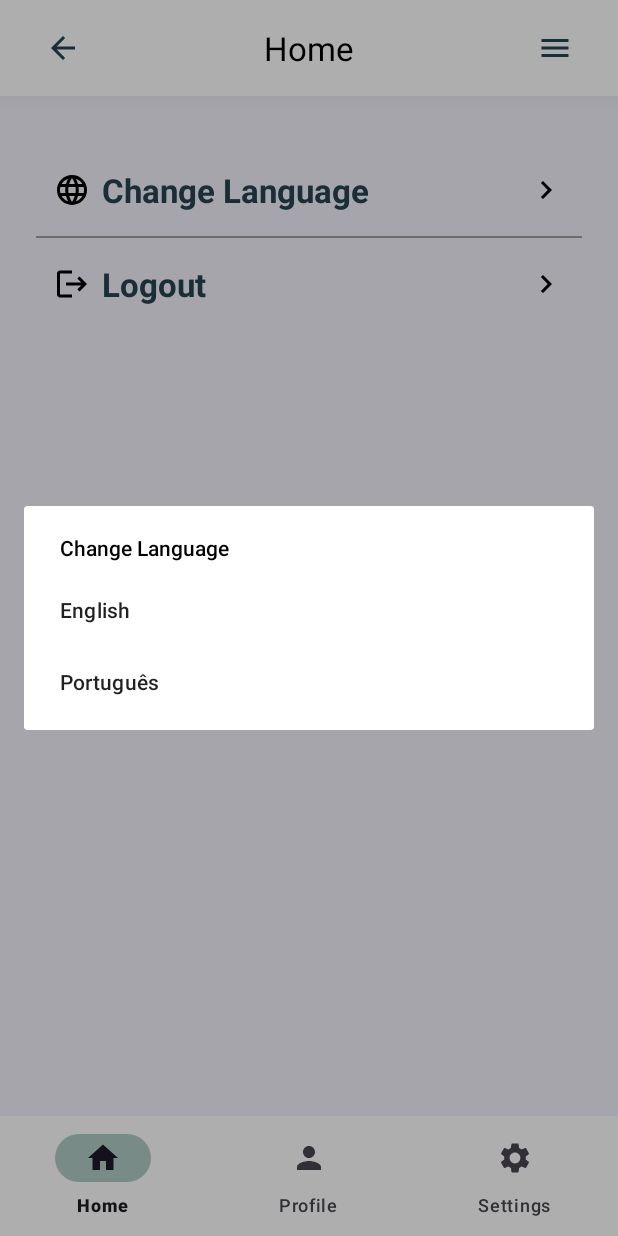
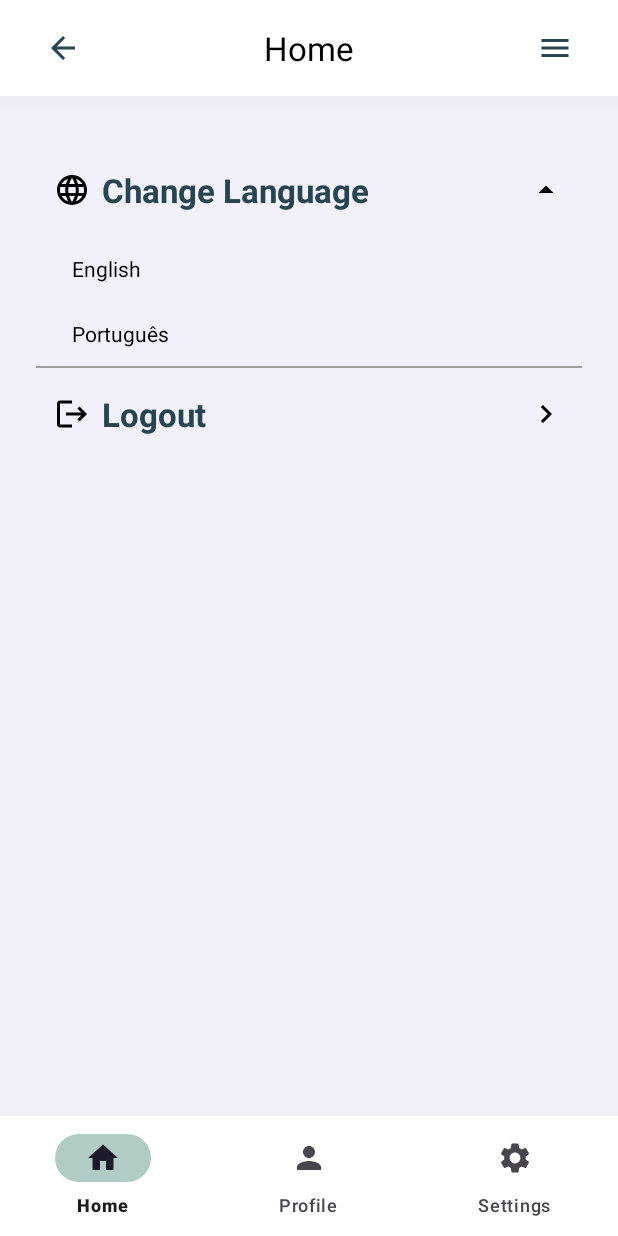
Before and after one commit to paulovareiro29/gym-buddy-android, an Android app: the fragment SettingsFragment placed in its activity, after a tap on "Change Language", on a phone screen of 412 x 824 dp. Run offline under Robolectric (Android 15) with nearby library versions, the phone set to English and light mode, and no system bars; 3 statements that could not run were skipped.

Commit message:
feat: changed change language layout

```diff
--- a/app/src/main/java/ipvc/gymbuddy/app/fragments/SettingsFragment.kt
+++ b/app/src/main/java/ipvc/gymbuddy/app/fragments/SettingsFragment.kt
@@ -5,7 +5,6 @@ import android.view.View
 import ipvc.gymbuddy.app.R
 import android.content.res.Configuration
 import java.util.Locale
-import androidx.appcompat.app.AlertDialog
 import ipvc.gymbuddy.app.core.BaseFragment
 import ipvc.gymbuddy.app.databinding.FragmentSettingsBinding
 
@@ -14,22 +13,33 @@ class SettingsFragment : BaseFragment<FragmentSettingsBinding>(FragmentSettingsB
         super.onViewCreated(view, savedInstanceState)
 
         binding.changeLanguage.setOnClickListener {
-            showLanguageDialog()
+            toggleLanguageOptions()
+        }
+
+        binding.englishOption.setOnClickListener { selectLanguage(it) }
+        binding.portugueseOption.setOnClickListener { selectLanguage(it) }
+    }
+
+    private fun toggleLanguageOptions() {
+        if (binding.languageOptions.visibility == View.GONE) {
+            binding.languageOptions.visibility = View.VISIBLE
+            binding.changeLanguage.setCompoundDrawablesWithIntrinsicBounds(R.drawable.globe, 0, R.drawable.baseline_arrow_drop_up_24, 0)
+        } else {
+            binding.languageOptions.visibility = View.GONE
+            binding.changeLanguage.setCompoundDrawablesWithIntrinsicBounds(R.drawable.globe, 0, R.drawable.baseline_arrow_drop_down_24, 0)
         }
     }
 
-    private fun showLanguageDialog() {
-        val languages = arrayOf("English", "Português")
-        val languageCodes = arrayOf("en", "pt")
-
-        AlertDialog.Builder(requireContext())
-            .setTitle(getString(R.string.change_language))
-            .setItems(languages) { dialog, which ->
-                changeLanguage(languageCodes[which])
-                updateViews()
-                dialog.dismiss()
-            }
-            .show()
+    fun selectLanguage(view: View) {
+        val languageCode = when (view.id) {
+            R.id.english_option -> "en"
+            R.id.portuguese_option -> "pt"
+            else -> return
+        }
+        changeLanguage(languageCode)
+        binding.languageOptions.visibility = View.GONE
+        binding.changeLanguage.setCompoundDrawablesWithIntrinsicBounds(R.drawable.globe, 0, R.drawable.baseline_arrow_drop_down_24, 0)
+        updateViews()
     }
 
     private fun changeLanguage(languageCode: String) {
@@ -38,10 +48,15 @@ class SettingsFragment : BaseFragment<FragmentSettingsBinding>(FragmentSettingsB
         val config = Configuration()
         config.setLocale(locale)
         requireContext().resources.updateConfiguration(config, requireContext().resources.displayMetrics)
+        //requireActivity().recreate()
     }
 
     private fun updateViews() {
         binding.changeLanguage.text = getString(R.string.change_language)
         binding.logout.text = getString(R.string.logout)
     }
+
+    private fun endOfSession(){
+    }
+
 }
--- /dev/null
+++ b/app/src/main/res/drawable/baseline_arrow_drop_down_24.xml
@@ -0,0 +1,5 @@
+<vector xmlns:android="http://schemas.android.com/apk/res/android" android:height="24dp" android:tint="#000000" android:viewportHeight="24" android:viewportWidth="24" android:width="24dp">
+
+    <path android:fillColor="@android:color/white" android:pathData="M7,10l5,5 5,-5z"/>
+
+</vector>
--- /dev/null
+++ b/app/src/main/res/drawable/baseline_arrow_drop_up_24.xml
@@ -0,0 +1,5 @@
+<vector xmlns:android="http://schemas.android.com/apk/res/android" android:height="24dp" android:tint="#000000" android:viewportHeight="24" android:viewportWidth="24" android:width="24dp">
+
+    <path android:fillColor="@android:color/white" android:pathData="M7,14l5,-5 5,5z"/>
+
+</vector>
--- a/app/src/main/res/layout/fragment_settings.xml
+++ b/app/src/main/res/layout/fragment_settings.xml
@@ -36,7 +36,36 @@
                 android:paddingVertical="16dp"
                 android:paddingHorizontal="12dp"
                 android:textColor="@color/primaryColor"
-                android:textStyle="bold" />
+                android:textStyle="bold"
+                android:onClick="toggleLanguageSelection" />
+
+            <LinearLayout
+                android:id="@+id/language_options"
+                android:layout_width="match_parent"
+                android:layout_height="wrap_content"
+                android:orientation="vertical"
+                android:visibility="gone">
+
+                <TextView
+                    android:id="@+id/english_option"
+                    android:layout_width="match_parent"
+                    android:layout_height="wrap_content"
+                    android:text="@string/en"
+                    android:gravity="center_vertical"
+                    android:paddingVertical="12dp"
+                    android:paddingHorizontal="24dp"
+                    android:background="?attr/selectableItemBackground" />
+
+                <TextView
+                    android:id="@+id/portuguese_option"
+                    android:layout_width="match_parent"
+                    android:layout_height="wrap_content"
+                    android:text="@string/pt"
+                    android:gravity="center_vertical"
+                    android:paddingVertical="12dp"
+                    android:paddingHorizontal="24dp"
+                    android:background="?attr/selectableItemBackground" />
+            </LinearLayout>
 
             <View
                 android:layout_width="match_parent"
--- a/app/src/main/res/values/strings.xml
+++ b/app/src/main/res/values/strings.xml
@@ -43,11 +43,9 @@
     <string name="client">Client</string>
     <string name="trainer">Trainer</string>
     <string name="users">Users</string>
-    <!-- TODO: Remove or change this placeholder text -->
-    <string name="hello_blank_fragment">Hello blank fragment</string>
     <string name="users_overview">Users Overview</string>
-    <string name="arrow_right">Arrow Right</string>
-    <string name="user_photo">User Photo</string>
+    <string name="arrow_right" translatable="false">Arrow Right</string>
+    <string name="user_photo" translatable="false">User Photo</string>
     <string name="search">Search</string>
     <string name="machines">Machines</string>
     <string name="machines_overview">Machines Overview</string>
@@ -61,4 +59,6 @@
     <string name="exercises_overview">Exercises Overview</string>
     <string name="create_exercise">Create Exercise</string>
     <string name="machine">Machine</string>
+    <string name="en" translatable="false">English</string>
+    <string name="pt" translatable="false">Português</string>
 </resources>
```
Also changed, not shown: 1 other file.
